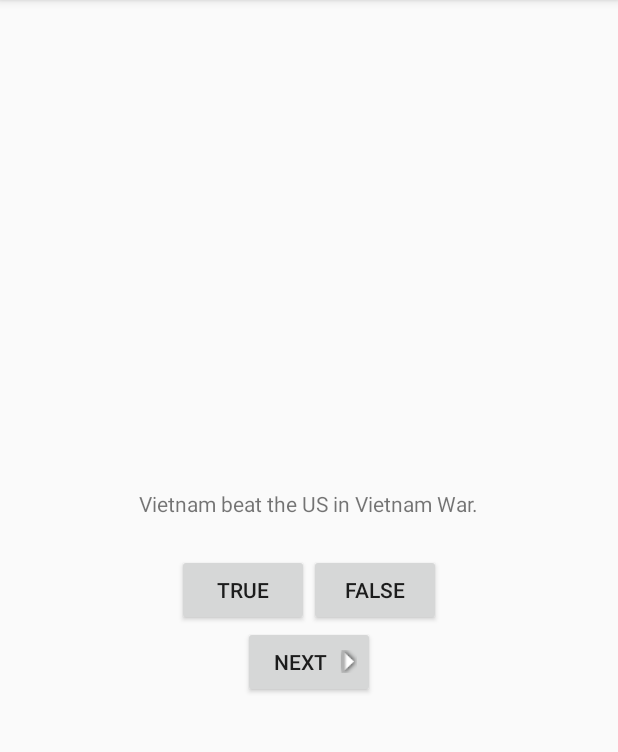
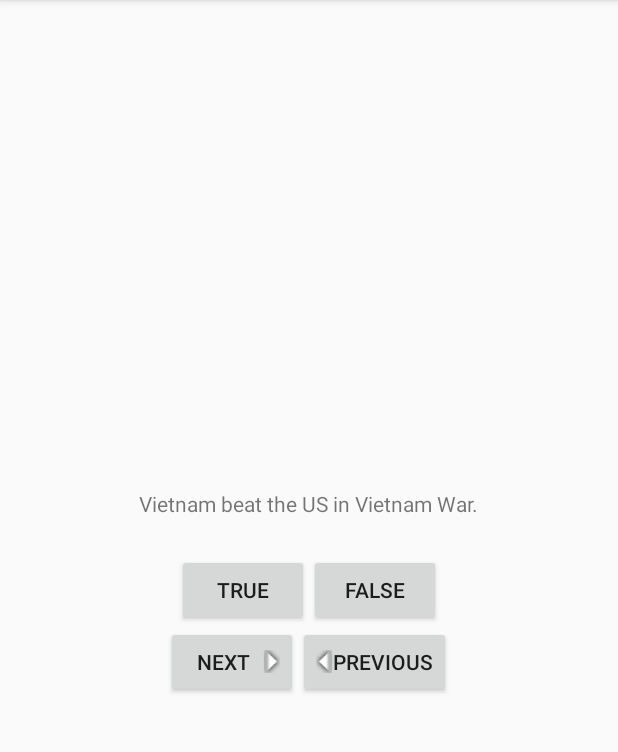
Before and after one commit to huyviet1995/GeoQuiz, an Android app: the screen it shows after launch (QuizActivity), on a phone screen of 412 x 824 dp, the part 84-836 px from its top. Run offline under Robolectric (Android 15) with nearby library versions, the phone set to English and light mode, and no system bars; 1 statement that could not run was skipped.

Commit message:
adding a previous button

```diff
--- a/app/src/main/res/layout/activity_quiz.xml
+++ b/app/src/main/res/layout/activity_quiz.xml
@@ -40,6 +40,13 @@
         android:text="@string/next_button"
         android:drawableRight="@drawable/arrow_right"/>
 
+     <Button
+         android:id="@+id/previous_button"
+         android:layout_width="wrap_content"
+         android:layout_height="wrap_content"
+         android:text="@string/previous_button"
+         android:drawableLeft="@drawable/arrow_left"/>
+
 
     </LinearLayout>
 
```
Also changed, not shown: app/src/main/java/com/example/huyviet1995/myapplication/QuizActivity.java (+7 -0 lines).
